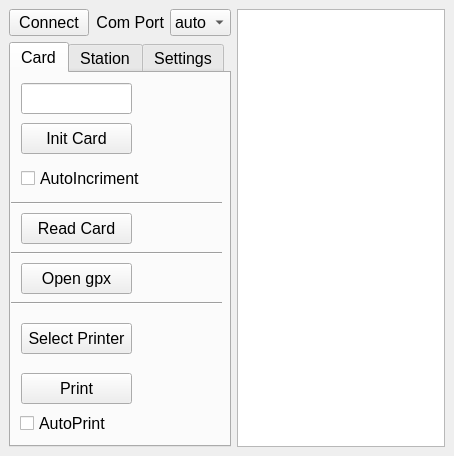
First picture: the form in design.ui, repository sportiduino/SportiduinoPQ, before the edit.
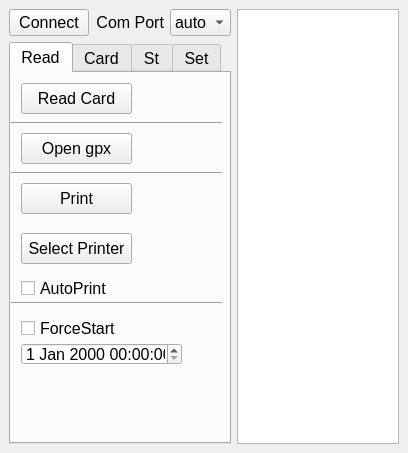
Second picture: the form after the edit.

```diff
--- a/design.ui
+++ b/design.ui
@@ -6,8 +6,8 @@
    <rect>
     <x>0</x>
     <y>0</y>
-    <width>454</width>
-    <height>456</height>
+    <width>408</width>
+    <height>453</height>
    </rect>
   </property>
   <property name="windowTitle">
@@ -235,6 +235,151 @@
         <property name="currentIndex">
          <number>0</number>
         </property>
+        <widget class="QWidget" name="tab_4">
+         <attribute name="title">
+          <string>Read</string>
+         </attribute>
+         <widget class="QPushButton" name="Print">
+          <property name="geometry">
+           <rect>
+            <x>10</x>
+            <y>110</y>
+            <width>111</width>
+            <height>31</height>
+           </rect>
+          </property>
+          <property name="text">
+           <string>Print</string>
+          </property>
+         </widget>
+         <widget class="QPushButton" name="SelectPrinter">
+          <property name="geometry">
+           <rect>
+            <x>10</x>
+            <y>160</y>
+            <width>111</width>
+            <height>31</height>
+           </rect>
+          </property>
+          <property name="text">
+           <string>Select Printer</string>
+          </property>
+         </widget>
+         <widget class="QPushButton" name="ReadCard">
+          <property name="geometry">
+           <rect>
+            <x>10</x>
+            <y>10</y>
+            <width>111</width>
+            <height>31</height>
+           </rect>
+          </property>
+          <property name="text">
+           <string>Read Card</string>
+          </property>
+         </widget>
+         <widget class="QPushButton" name="OpenGpx">
+          <property name="geometry">
+           <rect>
+            <x>10</x>
+            <y>60</y>
+            <width>111</width>
+            <height>31</height>
+           </rect>
+          </property>
+          <property name="text">
+           <string>Open gpx</string>
+          </property>
+         </widget>
+         <widget class="QCheckBox" name="AutoPrint">
+          <property name="geometry">
+           <rect>
+            <x>10</x>
+            <y>200</y>
+            <width>121</width>
+            <height>31</height>
+           </rect>
+          </property>
+          <property name="text">
+           <string>AutoPrint</string>
+          </property>
+         </widget>
+         <widget class="QLabel" name="printerName">
+          <property name="geometry">
+           <rect>
+            <x>10</x>
+            <y>130</y>
+            <width>141</width>
+            <height>41</height>
+           </rect>
+          </property>
+          <property name="text">
+           <string/>
+          </property>
+         </widget>
+         <widget class="Line" name="line_8">
+          <property name="geometry">
+           <rect>
+            <x>0</x>
+            <y>40</y>
+            <width>211</width>
+            <height>20</height>
+           </rect>
+          </property>
+          <property name="orientation">
+           <enum>Qt::Horizontal</enum>
+          </property>
+         </widget>
+         <widget class="Line" name="line_9">
+          <property name="geometry">
+           <rect>
+            <x>0</x>
+            <y>90</y>
+            <width>211</width>
+            <height>20</height>
+           </rect>
+          </property>
+          <property name="orientation">
+           <enum>Qt::Horizontal</enum>
+          </property>
+         </widget>
+         <widget class="Line" name="line_10">
+          <property name="geometry">
+           <rect>
+            <x>0</x>
+            <y>220</y>
+            <width>211</width>
+            <height>20</height>
+           </rect>
+          </property>
+          <property name="orientation">
+           <enum>Qt::Horizontal</enum>
+          </property>
+         </widget>
+         <widget class="QDateTimeEdit" name="dateTimeEdit">
+          <property name="geometry">
+           <rect>
+            <x>10</x>
+            <y>270</y>
+            <width>161</width>
+            <height>22</height>
+           </rect>
+          </property>
+         </widget>
+         <widget class="QCheckBox" name="ForceStart">
+          <property name="geometry">
+           <rect>
+            <x>10</x>
+            <y>240</y>
+            <width>121</width>
+            <height>31</height>
+           </rect>
+          </property>
+          <property name="text">
+           <string>ForceStart</string>
+          </property>
+         </widget>
+        </widget>
         <widget class="QWidget" name="tab">
          <attribute name="title">
           <string>Card</string>
@@ -275,19 +420,6 @@
            <string>AutoIncriment</string>
           </property>
          </widget>
-         <widget class="QPushButton" name="ReadCard">
-          <property name="geometry">
-           <rect>
-            <x>10</x>
-            <y>140</y>
-            <width>111</width>
-            <height>31</height>
-           </rect>
-          </property>
-          <property name="text">
-           <string>Read Card</string>
-          </property>
-         </widget>
          <widget class="Line" name="line">
           <property name="geometry">
            <rect>
@@ -301,19 +433,6 @@
            <enum>Qt::Horizontal</enum>
           </property>
          </widget>
-         <widget class="QPushButton" name="Print">
-          <property name="geometry">
-           <rect>
-            <x>10</x>
-            <y>300</y>
-            <width>111</width>
-            <height>31</height>
-           </rect>
-          </property>
-          <property name="text">
-           <string>Print</string>
-          </property>
-         </widget>
          <widget class="Line" name="line_6">
           <property name="geometry">
            <rect>
@@ -327,45 +446,6 @@
            <enum>Qt::Horizontal</enum>
           </property>
          </widget>
-         <widget class="QCheckBox" name="AutoPrint">
-          <property name="geometry">
-           <rect>
-            <x>9</x>
-            <y>340</y>
-            <width>151</width>
-            <height>20</height>
-           </rect>
-          </property>
-          <property name="text">
-           <string>AutoPrint</string>
-          </property>
-         </widget>
-         <widget class="QPushButton" name="SelectPrinter">
-          <property name="geometry">
-           <rect>
-            <x>10</x>
-            <y>250</y>
-            <width>111</width>
-            <height>31</height>
-           </rect>
-          </property>
-          <property name="text">
-           <string>Select Printer</string>
-          </property>
-         </widget>
-         <widget class="QLabel" name="printerName">
-          <property name="geometry">
-           <rect>
-            <x>16</x>
-            <y>280</y>
-            <width>181</width>
-            <height>20</height>
-           </rect>
-          </property>
-          <property name="text">
-           <string/>
-          </property>
-         </widget>
          <widget class="Line" name="line_7">
           <property name="geometry">
            <rect>
@@ -379,23 +459,10 @@
            <enum>Qt::Horizontal</enum>
           </property>
          </widget>
-         <widget class="QPushButton" name="OpenGpx">
-          <property name="geometry">
-           <rect>
-            <x>10</x>
-            <y>190</y>
-            <width>111</width>
-            <height>31</height>
-           </rect>
-          </property>
-          <property name="text">
-           <string>Open gpx</string>
-          </property>
-         </widget>
         </widget>
         <widget class="QWidget" name="tab_2">
          <attribute name="title">
-          <string>Station</string>
+          <string>St</string>
          </attribute>
          <widget class="QPushButton" name="SetNum">
           <property name="geometry">
@@ -594,7 +661,7 @@
         </widget>
         <widget class="QWidget" name="tab_3">
          <attribute name="title">
-          <string>Settings</string>
+          <string>Set</string>
          </attribute>
          <widget class="QComboBox" name="WorkTime">
           <property name="geometry">
```
Left out of the diff: 1 changed line with no effect on the pictures.
